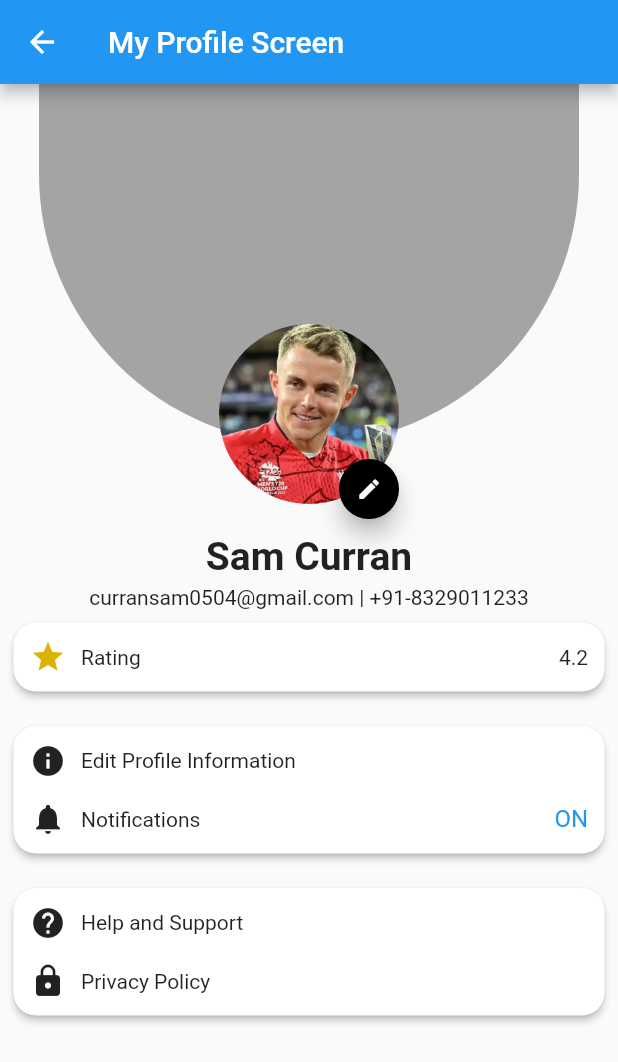
After one commit to Cura-waste-management-app/Frontend, a Flutter app: the MyProfile screen opened directly, on a phone screen of 412 x 824 dp. The commit adds this screen. Shown: the top 1062 px of the screen. Run offline on Flutter 3.47's test engine with Material 2 defaults, Android fonts, the phone set to English and light mode, and no system bars; our stand-ins replace firebase_auth, firebase_core, flutter_svg, geolocator, google_fonts, google_nav_bar and 1 more; missing offline and left inert: searchbar_animation; accounts and stored records are empty.

Commit message:
my profile screen added

```diff
--- /dev/null
+++ b/lib/features/profile/screens/my_profile.dart
@@ -0,0 +1,189 @@
+import 'package:flutter/material.dart';
+
+class MyProfile extends StatelessWidget {
+  static const routeName = '/my-profile';
+
+  @override
+  Widget build(BuildContext context) {
+    return Scaffold(
+      appBar: AppBar(
+        title: const Text('My Profile Screen'),
+      ),
+      body: Container(
+        child: ListView(
+          children: <Widget>[
+            Row(
+              mainAxisAlignment: MainAxisAlignment.center,
+              children: <Widget>[
+                Stack(
+                  clipBehavior: Clip.none,
+                  children: <Widget>[
+                    Container(
+                      decoration: BoxDecoration(
+                        color: Color.fromARGB(137, 91, 89, 89),
+                        borderRadius: BorderRadius.only(
+                          bottomLeft: Radius.circular(180),
+                          bottomRight: Radius.circular(180),
+                        ),
+                      ),
+                      height: 240,
+                      width: 360,
+                      child: Text(" "),
+                    ),
+                    Positioned(
+                        // bottom: 0,
+                        top: 160,
+                        left: 120,
+                        child: ClipOval(
+                          child: SizedBox.fromSize(
+                            size: Size.fromRadius(60), // Image radius
+                            child: Image.asset('assets/images/sam_curran.jpg',
+                                fit: BoxFit.cover),
+                          ),
+                        )),
+                    Positioned(
+                      top: 250,
+                      left: 200,
+                      child: Container(
+                          height: 40,
+                          width: 40,
+                          child: FittedBox(
+                            child: FloatingActionButton(
+                                onPressed: () {},
+                                backgroundColor: Colors.black,
+                                child: Icon(Icons.edit)),
+                          )),
+                    ),
+                  ],
+                ),
+              ],
+            ),
+            Container(
+              margin: EdgeInsets.only(top: 50),
+              child: Column(
+                children: <Widget>[
+                  Padding(padding: EdgeInsets.all(5)),
+                  Text(
+                    "Sam Curran",
+                    style: TextStyle(fontSize: 26, fontWeight: FontWeight.bold),
+                  ),
+                  SizedBox(height: 4),
+                  Text(
+                    "curransam0504@gmail.com | +91-8329011233",
+                  ),
+                ],
+              ),
+            ),
+            Container(
+              margin: EdgeInsets.symmetric(vertical: 5, horizontal: 5),
+              child: Card(
+                  shape: RoundedRectangleBorder(
+                    borderRadius: BorderRadius.circular(15),
+                  ),
+                  elevation: 2,
+                  child: Padding(
+                    padding: const EdgeInsets.all(11.0),
+                    child: Row(
+                      mainAxisAlignment: MainAxisAlignment.spaceBetween,
+                      children: <Widget>[
+                        Row(
+                          children: <Widget>[
+                            Icon(
+                              Icons.star,
+                              color: Color.fromARGB(255, 218, 179, 4),
+                            ),
+                            SizedBox(
+                              width: 10,
+                            ),
+                            Text("Rating"),
+                          ],
+                        ),
+                        Text("4.2"),
+                      ],
+                    ),
+                  )),
+            ),
+            Container(
+              margin: EdgeInsets.symmetric(horizontal: 5, vertical: 10),
+              child: Card(
+                elevation: 2,
+                shape: RoundedRectangleBorder(
+                  borderRadius: BorderRadius.circular(15),
+                ),
+                child: Padding(
+                  padding: const EdgeInsets.all(11.0),
+                  child: Column(
+                    children: <Widget>[
+                      Row(
+                        children: <Widget>[
+                          Icon(Icons.info),
+                          SizedBox(width: 10),
+                          Text("Edit Profile Information"),
+                        ],
+                      ),
+                      SizedBox(height: 15),
+                      Row(
+                        mainAxisAlignment: MainAxisAlignment.spaceBetween,
+                        children: <Widget>[
+                          Row(
+                            children: <Widget>[
+                              Icon(Icons.notifications),
+                              SizedBox(width: 10),
+                              Text("Notifications"),
+                            ],
+                          ),
+                          Row(
+                            children: <Widget>[
+                              Text(
+                                "ON",
+                                style:
+                                    TextStyle(color: Colors.blue, fontSize: 16),
+                              ),
+                            ],
+                          ),
+                        ],
+                      ),
+                    ],
+                  ),
+                ),
+              ),
+            ),
+            Container(
+              margin: EdgeInsets.symmetric(horizontal: 5, vertical: 5),
+              child: Card(
+                elevation: 2,
+                shape: RoundedRectangleBorder(
+                  borderRadius: BorderRadius.circular(15),
+                ),
+                child: Padding(
+                  padding: const EdgeInsets.all(11.0),
+                  child: Column(
+                    children: <Widget>[
+                      Row(
+                        children: <Widget>[
+                          Icon(Icons.help_outlined),
+                          SizedBox(width: 10),
+                          Text("Help and Support"),
+                        ],
+                      ),
+                      SizedBox(
+                        height: 15,
+                      ),
+                      Row(
+                        children: <Widget>[
+                          Icon(Icons.lock),
+                          SizedBox(width: 10),
+                          Text("Privacy Policy"),
+                        ],
+                      ),
+                    ],
+                  ),
+                ),
+              ),
+            ),
+          ],
+        ),
+      ),
+    );
+  }
+}
--- a/lib/features/profile/screens/view_profile.dart
+++ b/lib/features/profile/screens/view_profile.dart
@@ -5,8 +5,8 @@ class ViewProfile extends StatelessWidget {
 
   @override
   Widget build(BuildContext context) {
-    final routeArgs =
-        ModalRoute.of(context)!.settings.arguments as Map<String, String>;
+    // final routeArgs =
+        // ModalRoute.of(context)!.settings.arguments as Map<String, String>;
 
     return Scaffold(
       appBar: AppBar(
@@ -19,26 +19,30 @@ class ViewProfile extends StatelessWidget {
             mainAxisAlignment: MainAxisAlignment.center,
             children: <Widget>[
               Stack(
+                clipBehavior: Clip.none,
                 children: <Widget>[
                   Container(
                     decoration: BoxDecoration(
-                      color: Colors.black54,
+                      color: Color.fromARGB(137, 91, 89, 89),
                       borderRadius: BorderRadius.only(
                         bottomLeft: Radius.circular(180),
                         bottomRight: Radius.circular(180),
                       ),
                     ),
-                    height: 250,
+                    height: 240,
                     width: 360,
                     child: Text(" "),
                   ),
+
+
                   Positioned(
-                      bottom: 0,
+                      // bottom: 0,
+                      top: 160,
                       left: 120,
                       child: ClipOval(
                         child: SizedBox.fromSize(
-                          size: Size.fromRadius(58), // Image radius
-                          child: Image.asset('assets/images/male_user.png',
+                          size: Size.fromRadius(60), // Image radius
+                          child: Image.asset('assets/images/sam_curran.jpg',
                               fit: BoxFit.cover),
                         ),
                       )),
@@ -46,17 +50,18 @@ class ViewProfile extends StatelessWidget {
               ),
             ],
           ),
-          Column(
+          Container(
+            margin: EdgeInsets.only(top: 40),
+            child: Column(
               children: <Widget>[
                 Padding(padding: EdgeInsets.all(5)),
                 Text(
-                routeArgs['name'].toString(),
+                  "Sam Curran",
                   style: TextStyle(fontSize: 26, fontWeight: FontWeight.bold),
                 ),
-              Padding(padding: EdgeInsets.all(5)),
-              Text("akhilgg05@gmail.com | +91-980012199",
-                  style: TextStyle(fontSize: 15)),
+
               ],
+            ),
           ),
           Column(
             children: <Widget>[
--- a/lib/main.dart
+++ b/lib/main.dart
@@ -16,6 +16,7 @@ import 'firebase_options.dart';
 import 'package:firebase_core/firebase_core.dart';
 
 import './features/profile/screens/view_profile.dart';
+import './features/profile/screens/my_profile.dart';
 
 Future<void> main() async {
   runApp(const MyApp());
```
Also changed, not shown: assets/images/sam_curran.jpg (added). Lines whose indentation alone changed are shown as unchanged.
